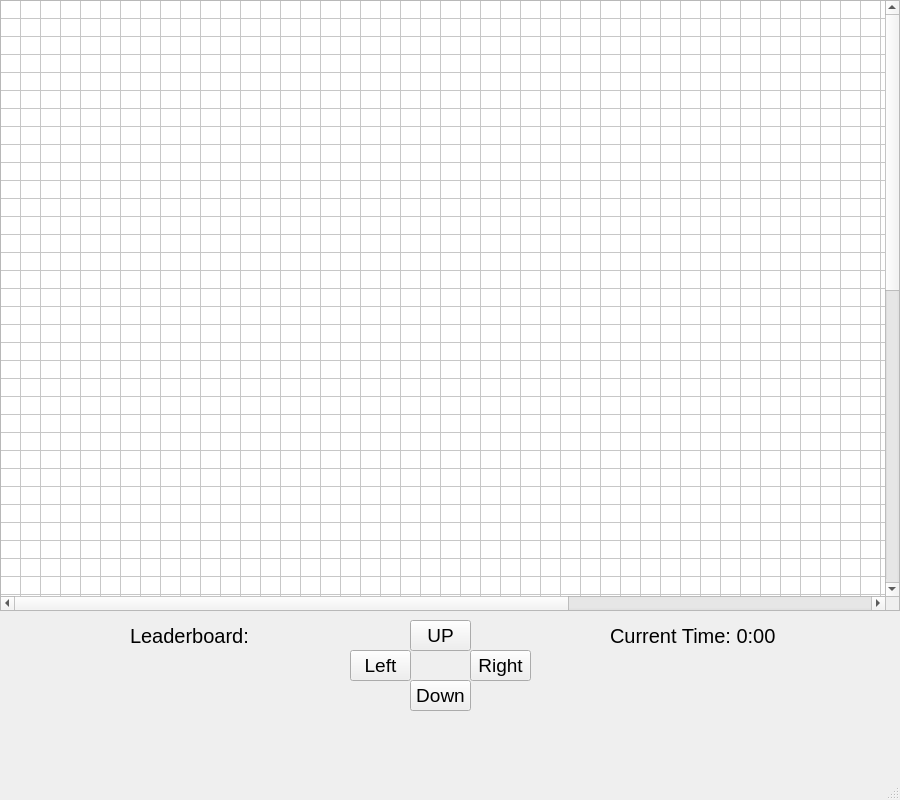
Above: maze-game-gui.ui from cmaul25/CIST-1620-Final-Project-2 before the change. Below: the same form after it.
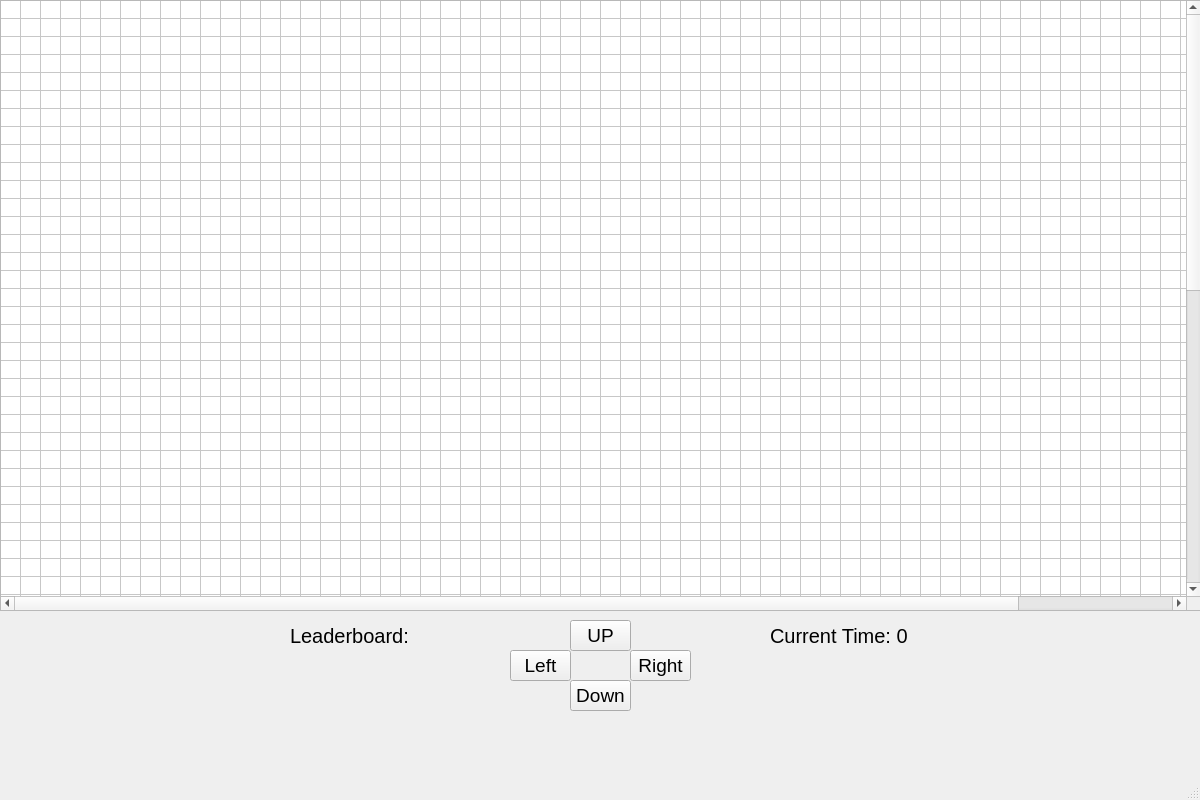
That is the form after the change.

Commit message: Maze Timer and End Sequence Finished

```diff
--- a/maze-game-gui.ui
+++ b/maze-game-gui.ui
@@ -6,19 +6,19 @@
    <rect>
     <x>0</x>
     <y>0</y>
-    <width>900</width>
+    <width>1200</width>
     <height>800</height>
    </rect>
   </property>
   <property name="minimumSize">
    <size>
-    <width>900</width>
+    <width>1200</width>
     <height>800</height>
    </size>
   </property>
   <property name="maximumSize">
    <size>
-    <width>900</width>
+    <width>1200</width>
     <height>800</height>
    </size>
   </property>
@@ -29,7 +29,7 @@
    <widget class="QPushButton" name="UpButton">
     <property name="geometry">
      <rect>
-      <x>410</x>
+      <x>570</x>
       <y>620</y>
       <width>61</width>
       <height>31</height>
@@ -47,7 +47,7 @@
    <widget class="QPushButton" name="RightButton">
     <property name="geometry">
      <rect>
-      <x>470</x>
+      <x>630</x>
       <y>650</y>
       <width>61</width>
       <height>31</height>
@@ -65,7 +65,7 @@
    <widget class="QPushButton" name="LeftButton">
     <property name="geometry">
      <rect>
-      <x>350</x>
+      <x>510</x>
       <y>650</y>
       <width>61</width>
       <height>31</height>
@@ -83,7 +83,7 @@
    <widget class="QPushButton" name="DownButton">
     <property name="geometry">
      <rect>
-      <x>410</x>
+      <x>570</x>
       <y>680</y>
       <width>61</width>
       <height>31</height>
@@ -103,7 +103,7 @@
      <rect>
       <x>0</x>
       <y>0</y>
-      <width>900</width>
+      <width>1201</width>
       <height>611</height>
      </rect>
     </property>
@@ -306,7 +306,7 @@
    <widget class="QLabel" name="LeaderBoardLabel">
     <property name="geometry">
      <rect>
-      <x>130</x>
+      <x>290</x>
       <y>620</y>
       <width>181</width>
       <height>31</height>
@@ -324,7 +324,7 @@
    <widget class="QLabel" name="CurrentTime">
     <property name="geometry">
      <rect>
-      <x>610</x>
+      <x>770</x>
       <y>620</y>
       <width>301</width>
       <height>31</height>
@@ -336,7 +336,7 @@
      </font>
     </property>
     <property name="text">
-     <string>Current Time: 0:00</string>
+     <string>Current Time: 0</string>
     </property>
    </widget>
   </widget>
```
Left out of the diff: 2 changed lines with no effect on the pictures. The commit also changes 3 other files.
